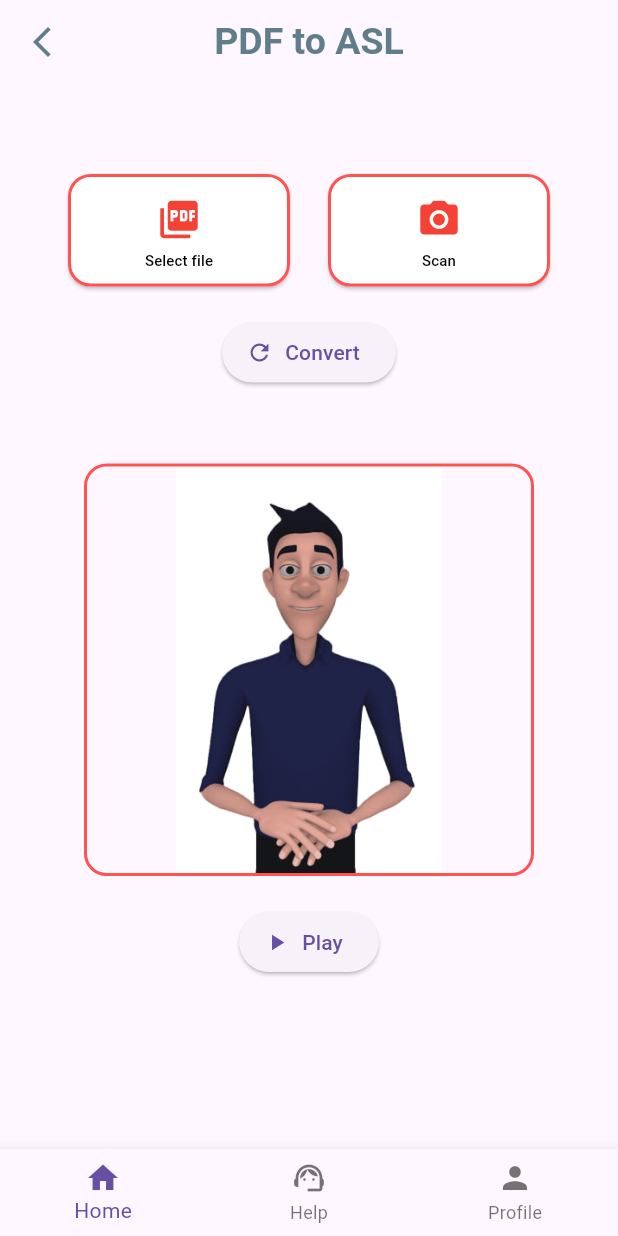
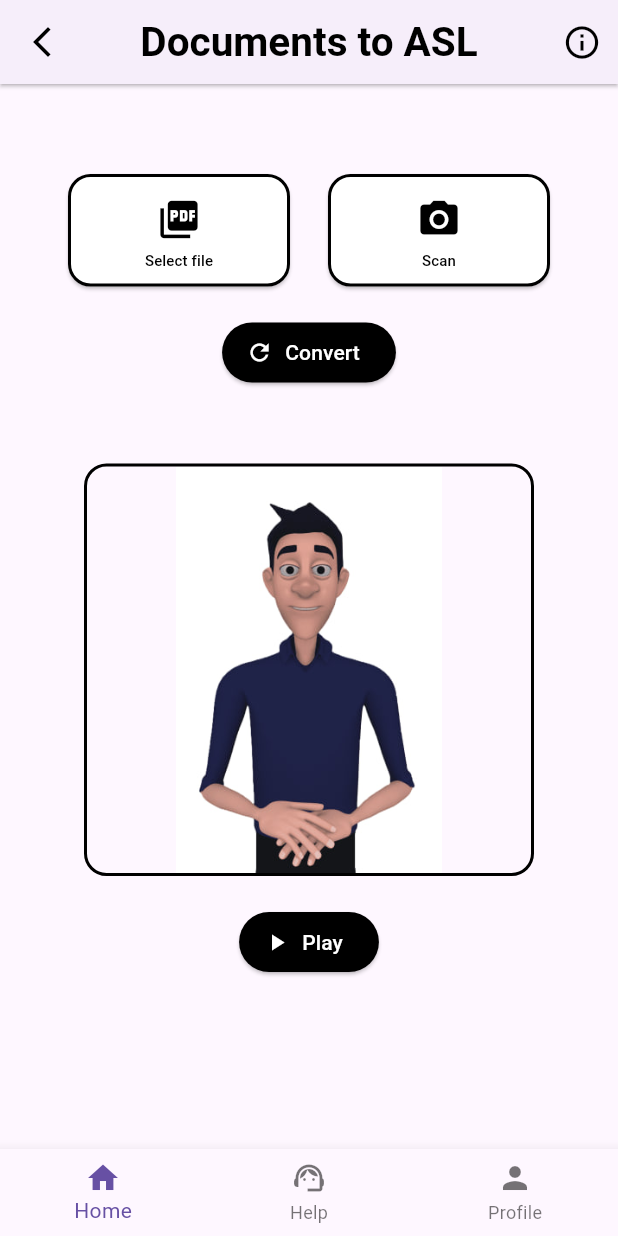
Before and after one commit to Deshan0802/SDGP, a Flutter app: the PdfToAsl screen opened directly, on a phone screen of 412 x 824 dp. Run offline on Flutter 3.47's test engine with Material 3 defaults, Android fonts, the phone set to English and light mode, and no system bars; drawn by our look-alikes of flutter_settings_screens; our stand-ins replace file_picker, firebase_auth, fluttertoast, image_picker, just_audio, permission_handler and 1 more; missing offline and left inert: flutter_sound; accounts and stored records are empty.

Commit message:
Create new AppBar, Update Text to ASL page, Update Documents to ASL file

```diff
--- a/frontend/lib/screens/dashboard_screen.dart
+++ b/frontend/lib/screens/dashboard_screen.dart
@@ -1,7 +1,7 @@
 import 'package:flutter/material.dart';
-import 'package:front_end/screens/newTextToASL.dart';
 import 'package:front_end/screens/pdf_to_asl_screen.dart';
 import 'package:front_end/screens/profile_screen.dart';
+import 'package:front_end/screens/text_to_asl_screen.dart';
 import 'package:front_end/widgets/reusable.dart';
 
 class newDashBoard extends StatelessWidget {
@@ -92,7 +92,7 @@ class newDashBoard extends StatelessWidget {
                           Navigator.push(
                             context,
                             MaterialPageRoute(
-                                builder: (context) => newTextToASL()),
+                                builder: (context) => const TextToASL()),
                           );
                         },
                       ),
--- a/frontend/lib/screens/pdf_to_asl_screen.dart
+++ b/frontend/lib/screens/pdf_to_asl_screen.dart
@@ -34,23 +34,10 @@ class PdfToAsl extends StatelessWidget {
   @override
   Widget build(BuildContext context) {
     return Scaffold(
-      appBar: AppBar(
-        title: const Text(
-          'PDF to ASL',
-          style: TextStyle(
-            fontSize: 25,
-            fontWeight: FontWeight.bold,
-            color: Colors.blueGrey,
-          ),
-        ),
-        centerTitle: true,
-        leading: IconButton(
-          icon: const Icon(Icons.arrow_back_ios_new_outlined,
-              color: Colors.blueGrey),
-          onPressed: () {
-            Navigator.pop(context);
-          },
-        ),
+      appBar: const CustomAppBar(
+        headerText: 'Documents to ASL',
+        bottomSheetContent:
+            ('Translate PDF Documents Or Scanned Images Into ASL'),
       ),
       body: Center(
         child: Padding(
@@ -70,7 +57,7 @@ class PdfToAsl extends StatelessWidget {
                         borderRadius: BorderRadius.circular(15),
                       ),
                       backgroundColor: Colors.white,
-                      side: const BorderSide(color: Colors.redAccent, width: 2),
+                      side: const BorderSide(color: Colors.black, width: 2),
                     ),
                     child: const SizedBox(
                       height: 75,
@@ -83,7 +70,7 @@ class PdfToAsl extends StatelessWidget {
                           ),
                           Icon(
                             Icons.picture_as_pdf,
-                            color: Colors.red,
+                            color: Colors.black,
                             size: 30,
                           ),
                           SizedBox(
@@ -104,7 +91,7 @@ class PdfToAsl extends StatelessWidget {
                         borderRadius: BorderRadius.circular(15),
                       ),
                       backgroundColor: Colors.white,
-                      side: const BorderSide(color: Colors.redAccent, width: 2),
+                      side: const BorderSide(color: Colors.black, width: 2),
                     ),
                     child: const SizedBox(
                       height: 75,
@@ -117,7 +104,7 @@ class PdfToAsl extends StatelessWidget {
                           ),
                           Icon(
                             Icons.camera_alt,
-                            color: Colors.red,
+                            color: Colors.black,
                             size: 30,
                           ),
                           SizedBox(
@@ -140,7 +127,12 @@ class PdfToAsl extends StatelessWidget {
                 },
                 icon: const Icon(Icons.refresh),
                 label: const Text("Convert"),
+                style: ElevatedButton.styleFrom(
+                  backgroundColor: Colors.black, // Background color
+                  foregroundColor: Colors.white, // Text color
+                ),
               ),
+
               const SizedBox(height: 50),
 
               //ASL section
@@ -150,7 +142,7 @@ class PdfToAsl extends StatelessWidget {
                 decoration: BoxDecoration(
                   borderRadius: BorderRadius.circular(15),
                   border: Border.all(
-                    color: Colors.redAccent,
+                    color: Colors.black,
                     width: 2,
                   ),
                 ),
@@ -158,12 +150,17 @@ class PdfToAsl extends StatelessWidget {
                     'assets/images/document-to-asl-screen/model.png'),
               ),
               const SizedBox(height: 20),
+
               ElevatedButton.icon(
                 onPressed: () {
-                  //Handle play logic
+                  //Handle conversion logic
                 },
                 icon: const Icon(Icons.play_arrow),
                 label: const Text("Play"),
+                style: ElevatedButton.styleFrom(
+                  backgroundColor: Colors.black, // Background color
+                  foregroundColor: Colors.white, // Text color
+                ),
               ),
             ],
           ),
--- a/frontend/lib/widgets/reusable.dart
+++ b/frontend/lib/widgets/reusable.dart
@@ -3,25 +3,70 @@ import 'package:front_end/screens/dashboard_screen.dart';
 import 'package:front_end/screens/help_center_screen.dart';
 import 'package:front_end/screens/profile_screen.dart';
 
-class CustomHeaderText extends StatelessWidget {
+class CustomAppBar extends StatelessWidget implements PreferredSizeWidget {
   final String headerText;
-  final double headerTextSize;
+  final String bottomSheetContent;
 
-  const CustomHeaderText({
-    super.key,
+  const CustomAppBar({
+    Key? key,
     required this.headerText,
-    required this.headerTextSize,
-  });
+    required this.bottomSheetContent,
+  }) : super(key: key);
+
+  @override
+  Size get preferredSize => const Size.fromHeight(kToolbarHeight);
 
   @override
   Widget build(BuildContext context) {
-    return Text(
-      headerText,
-      style: TextStyle(
-        fontSize: headerTextSize,
-        fontWeight: FontWeight.bold,
-        color: const Color.fromRGBO(0, 47, 122, 1),
+    return AppBar(
+      title: Text(
+        headerText,
+        style: const TextStyle(
+          fontSize: 27,
+          fontWeight: FontWeight.bold,
+          color: Colors.black,
+        ),
       ),
+      centerTitle: true,
+      leading: IconButton(
+        icon:
+            const Icon(Icons.arrow_back_ios_new_outlined, color: Colors.black),
+        onPressed: () {
+          Navigator.pop(context);
+        },
+      ),
+      actions: <Widget>[
+        IconButton(
+          icon: const Icon(
+            Icons.info_outline,
+            color: Colors.black,
+            size: 26,
+          ),
+          onPressed: () {
+            showModalBottomSheet(
+              context: context,
+              builder: (BuildContext context) {
+                return SizedBox(
+                  height: 100,
+                  child: SizedBox.expand(
+                    child: Center(
+                        child: SizedBox(
+                      width: 300,
+                      child: Text(
+                        bottomSheetContent,
+                        style: const TextStyle(fontSize: 16),
+                        textAlign: TextAlign.center,
+                      ),
+                    )),
+                  ),
+                );
+              },
+            );
+          },
+        ),
+      ],
+      elevation: 1, //AppBar shadow
+      shadowColor: Colors.black,
     );
   }
 }
```
Also changed, not shown: frontend/lib/screens/ReUsable.dart (+75 -78 lines), frontend/lib/screens/newTextToASL.dart (+52 -59 lines), frontend/lib/screens/text_to_asl_screen.dart (+66 -64 lines), 1 other file.
